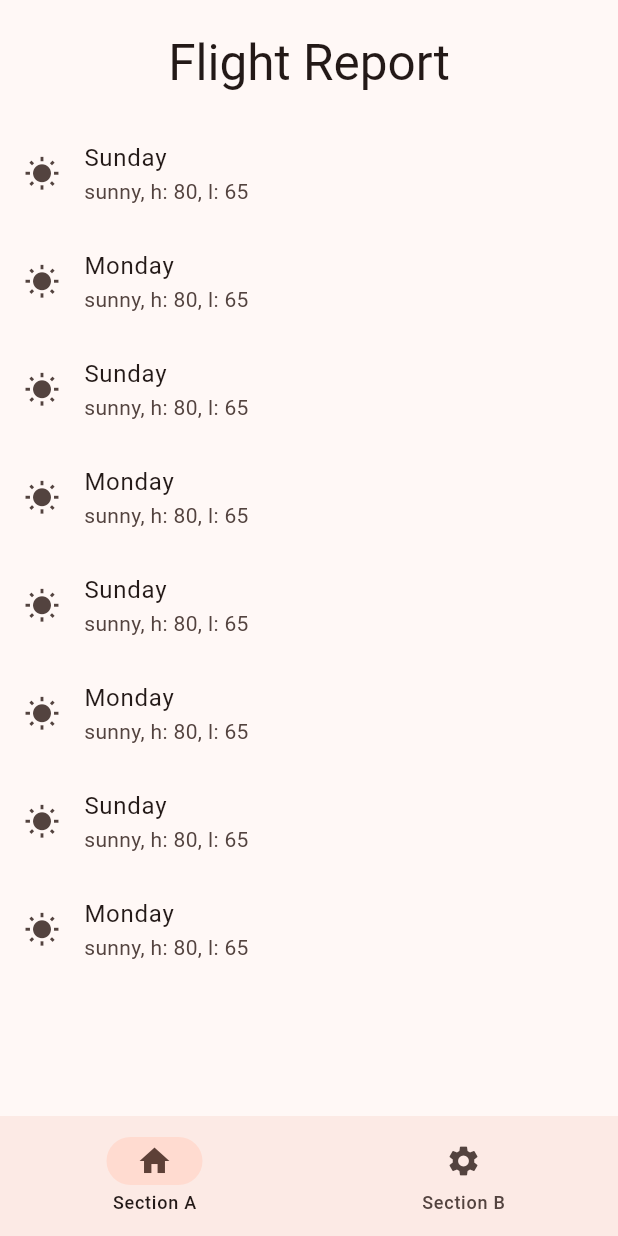
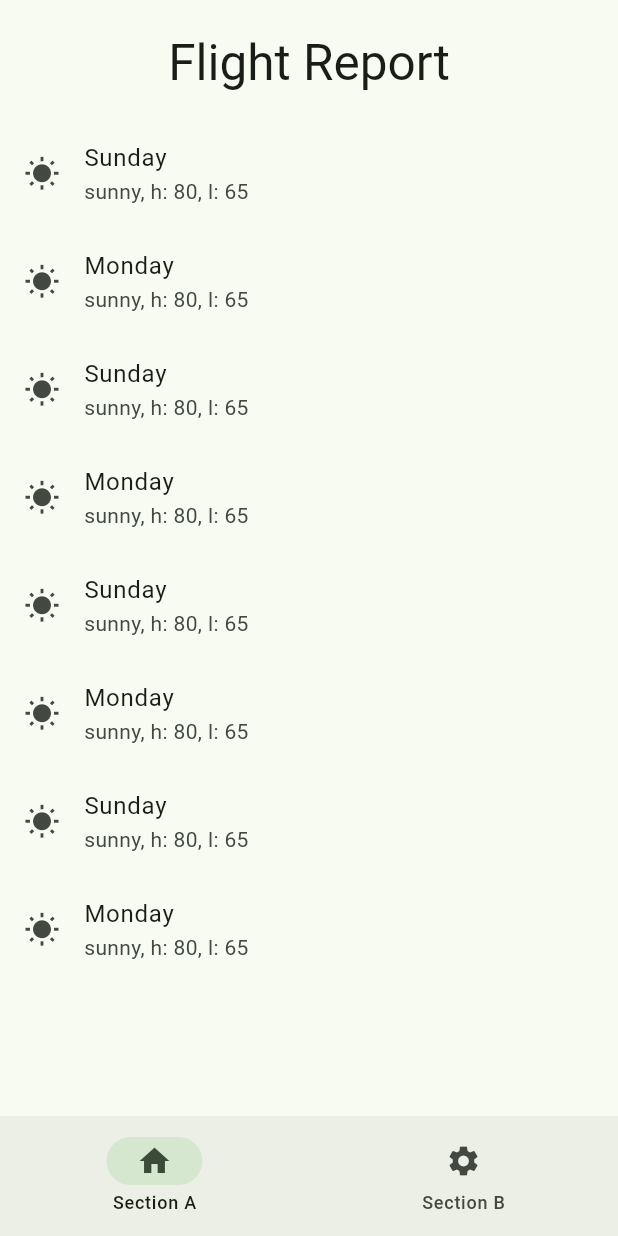
Before and after one commit to mw2gd/flutter-starting-template, a Flutter app: the screen it shows after launch, on a phone screen of 412 x 824 dp. Run offline on Flutter 3.47's test engine with Material 3 defaults, Android fonts, the phone set to English and light mode, and no system bars; our stand-ins replace go_router.

Commit message:
All I did was add a colorscheme with material3 but the app bar is not showing...

```diff
--- a/lib/main.dart
+++ b/lib/main.dart
@@ -73,8 +73,15 @@ class Root extends StatelessWidget {
     return MaterialApp.router(
       themeMode: ThemeMode.light,
       theme: ThemeData.from(
-          colorScheme:
-              ColorScheme.fromSeed(seedColor: Colors.deepOrangeAccent)),
+        useMaterial3: true,
+        colorScheme: ColorScheme.fromSeed(
+            brightness: Brightness.light, seedColor: Colors.green),
+      ),
+      darkTheme: ThemeData.from(
+        useMaterial3: true,
+        colorScheme: ColorScheme.fromSeed(
+            brightness: Brightness.dark, seedColor: Colors.green),
+      ),
       routerConfig: _router,
       title: 'FlutterBlueprint',
     );
@@ -93,7 +100,7 @@ class HomePage extends StatelessWidget {
         physics: const BouncingScrollPhysics(
             parent: AlwaysScrollableScrollPhysics()),
         slivers: <Widget>[
-          const SliverAppBar(
+          SliverAppBar(
             pinned: true,
             stretch: true,
             expandedHeight: 80,
```
